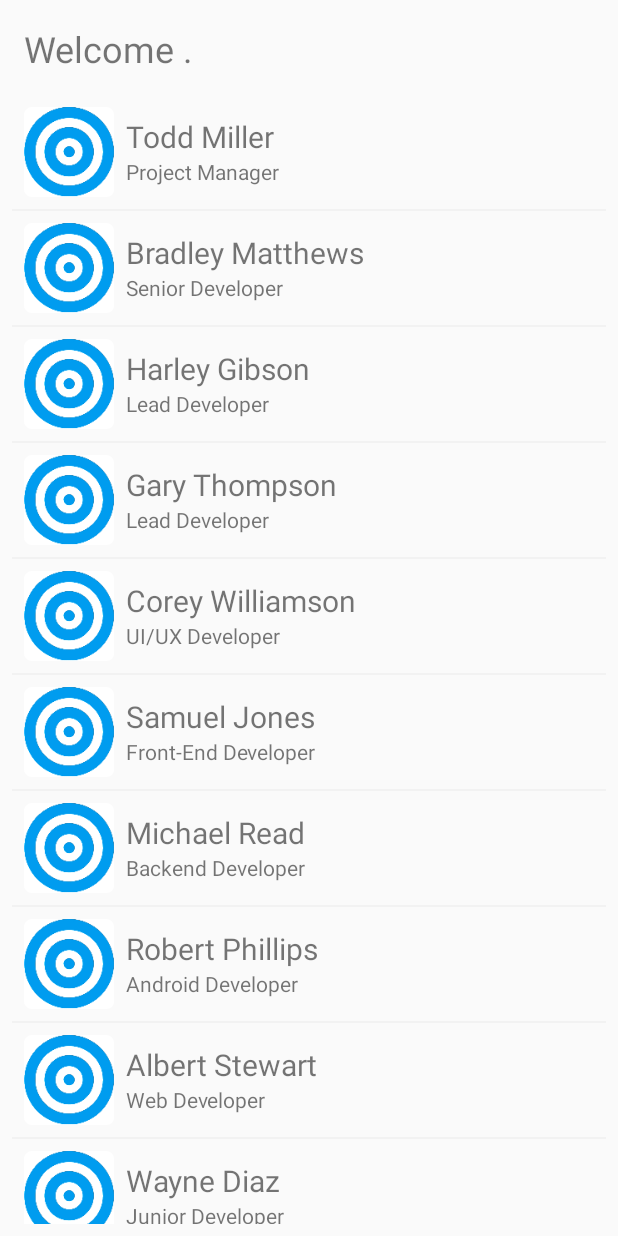
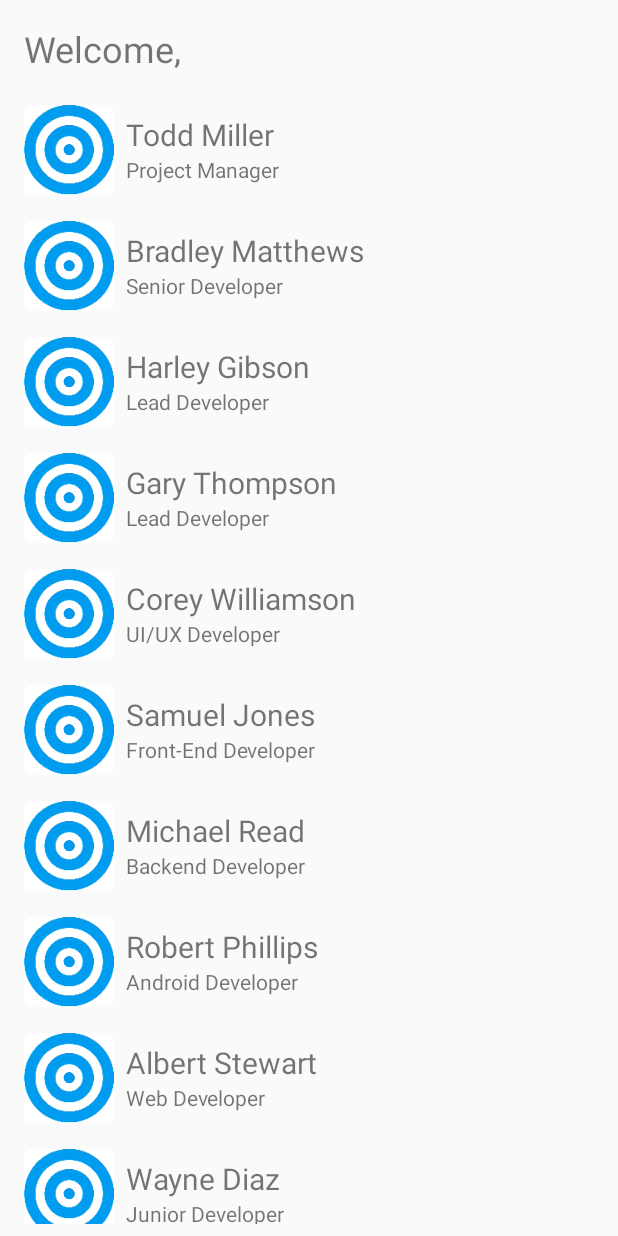
Before and after one commit to ankurpandeyvns/ReLawAble, an Android app: the ClientHome screen opened directly, with no data from a screen before it, on a phone screen of 412 x 824 dp. Run offline under Robolectric (Android 15) with nearby library versions, the phone set to English and light mode, and no system bars; our stand-ins replace Firebase (no records; nobody signed in at launch, a user with empty details on screens opened directly); Roboto replaces fonts that are not available here.

Commit message:
Adding Features

```diff
--- a/app/src/main/java/com/dtechterminal/relawable/ClientHome.java
+++ b/app/src/main/java/com/dtechterminal/relawable/ClientHome.java
@@ -4,11 +4,19 @@ import android.support.v7.app.AppCompatActivity;
 import android.os.Bundle;
 import android.support.v7.widget.LinearLayoutManager;
 import android.support.v7.widget.RecyclerView;
+import android.widget.TextView;
+
+import com.google.firebase.auth.FirebaseAuth;
+import com.google.firebase.auth.FirebaseUser;
+import com.google.firebase.database.DatabaseReference;
+import com.google.firebase.database.FirebaseDatabase;
 
 import java.util.ArrayList;
 import java.util.List;
 
 public class ClientHome extends AppCompatActivity {
+    FirebaseDatabase database = FirebaseDatabase.getInstance();
+    FirebaseAuth mauth;
     RecyclerView recyclerView;
     RecyclerView.Adapter mAdapter;
     RecyclerView.LayoutManager layoutManager;
@@ -20,6 +28,11 @@ public class ClientHome extends AppCompatActivity {
     protected void onCreate(Bundle savedInstanceState) {
         super.onCreate(savedInstanceState);
         setContentView(R.layout.activity_client_home);
+        mauth = FirebaseAuth.getInstance();
+        FirebaseUser user = mauth.getCurrentUser();
+        DatabaseReference myRef = database.getReference(user.getUid());
+        TextView tv = findViewById(R.id.textView3);
+        tv.setText("Welcome, "+user.getDisplayName());
         recyclerView = findViewById(R.id.recycleViewContainer);
         recyclerView.setHasFixedSize(true);
 
--- a/app/src/main/res/layout/activity_client_home.xml
+++ b/app/src/main/res/layout/activity_client_home.xml
@@ -8,8 +8,8 @@
 
     <TextView
         android:id="@+id/textView3"
-        android:layout_width="178dp"
-        android:layout_height="39dp"
+        android:layout_width="351dp"
+        android:layout_height="38dp"
         android:layout_marginStart="16dp"
         android:layout_marginTop="16dp"
         android:layout_marginBottom="8dp"
--- a/app/src/main/res/layout/list_item.xml
+++ b/app/src/main/res/layout/list_item.xml
@@ -7,45 +7,48 @@
         android:id="@+id/singleRow"
         android:layout_width="match_parent"
         android:layout_height="wrap_content"
+        android:layout_alignParentStart="true"
+        android:layout_alignParentTop="true"
         android:padding="8dp">
 
         <ImageView
             android:id="@+id/userImg"
-            android:src="@mipmap/ic_launcher"
             android:layout_width="60dp"
-            android:layout_height="60dp" />
+            android:layout_height="60dp"
+            android:src="@mipmap/ic_launcher" />
 
         <TextView
             android:id="@+id/pNametxt"
-            android:text="User Name"
-            android:textSize="20sp"
-            android:layout_marginTop="6dp"
-            android:maxLines="1"
             android:layout_width="match_parent"
             android:layout_height="wrap_content"
             android:layout_alignParentTop="true"
+            android:layout_marginStart="8dp"
+            android:layout_marginLeft="8dp"
+            android:layout_marginTop="6dp"
+            android:layout_toEndOf="@+id/userImg"
             android:layout_toRightOf="@+id/userImg"
-            android:layout_toEndOf="@+id/userImg"
-            android:layout_marginLeft="8dp"
-            android:layout_marginStart="8dp" />
+            android:maxLines="1"
+            android:text="User Name"
+            android:textSize="20sp" />
 
         <TextView
             android:id="@+id/pJobProfiletxt"
-            android:text="Job Profile"
-            android:textSize="14sp"
-            android:maxLines="1"
             android:layout_width="match_parent"
             android:layout_height="wrap_content"
             android:layout_below="@+id/pNametxt"
+            android:layout_alignStart="@+id/pNametxt"
             android:layout_alignLeft="@+id/pNametxt"
-            android:layout_alignStart="@+id/pNametxt" />
+            android:maxLines="1"
+            android:text="Job Profile"
+            android:textSize="14sp" />
 
     </RelativeLayout>
 
     <View
+        android:layout_width="match_parent"
+        android:layout_height="0dp"
         android:layout_below="@+id/singleRow"
-        android:layout_width="match_parent"
-        android:layout_height="1dp"
+        android:layout_marginTop="1dp"
         android:background="#f2f2f2" />
 
 
```
Also changed, not shown: app/src/main/java/com/dtechterminal/relawable/SignUp.java (+14 -14 lines), app/src/main/res/drawable/prof.png (added).
